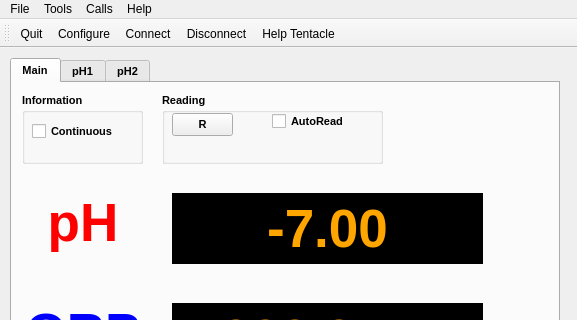
Old version of the form mainwindow.ui in the repository cskv/atlas-tentacle; both pictures show x 0 to 577 and y 0 to 320 of the 577 by 504 pixel window.
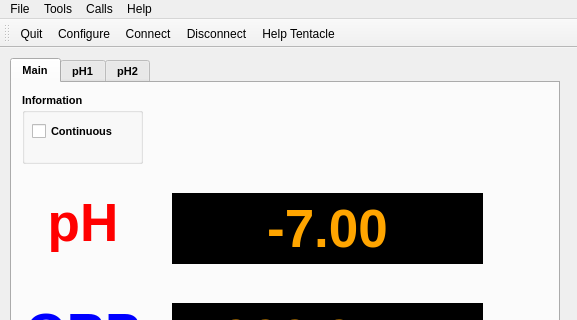
New version of the form. Icons and pictures are not drawn.

Commit message: QAtlas/EZOFrame: enable 12c address change EzoFrame: removed updateMeas ( displaying now via SIGNAL and SLOT) MainWindow: removed updateMeas ( displaying now via SIGNAL and SLOT) MainWindow: Removed pHButton and Reading Groupbox

Patch:
```diff
--- a/mainwindow.ui
+++ b/mainwindow.ui
@@ -113,51 +113,6 @@
        <number>4</number>
       </property>
      </widget>
-     <widget class="QGroupBox" name="gbRead">
-      <property name="geometry">
-       <rect>
-        <x>150</x>
-        <y>10</y>
-        <width>221</width>
-        <height>71</height>
-       </rect>
-      </property>
-      <property name="font">
-       <font>
-        <weight>75</weight>
-        <bold>true</bold>
-       </font>
-      </property>
-      <property name="title">
-       <string>Reading</string>
-      </property>
-      <widget class="QPushButton" name="btnpH">
-       <property name="geometry">
-        <rect>
-         <x>10</x>
-         <y>20</y>
-         <width>61</width>
-         <height>23</height>
-        </rect>
-       </property>
-       <property name="text">
-        <string>R</string>
-       </property>
-      </widget>
-      <widget class="QCheckBox" name="cbAuto">
-       <property name="geometry">
-        <rect>
-         <x>110</x>
-         <y>20</y>
-         <width>81</width>
-         <height>17</height>
-        </rect>
-       </property>
-       <property name="text">
-        <string>AutoRead</string>
-       </property>
-      </widget>
-     </widget>
      <widget class="QGroupBox" name="groupBox">
       <property name="geometry">
        <rect>
```
The commit also changes 7 other files.
